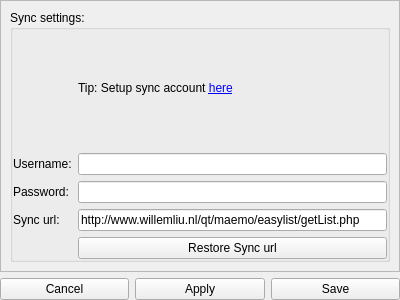
Qt form settingsform.ui (nxdefiant/easylist) before a commit.
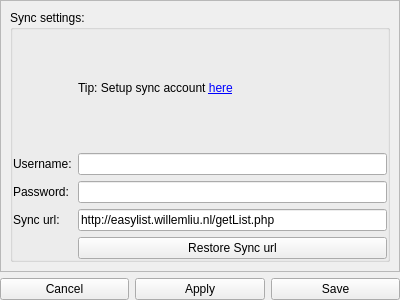
The same form after that commit.

Commit message: Changed default sync url.

The edit to the form file:
```diff
--- a/settingsform.ui
+++ b/settingsform.ui
@@ -79,7 +79,7 @@
               <item row="4" column="1">
                <widget class="QLineEdit" name="syncUrlLineEdit">
                 <property name="text">
-                 <string>http://www.willemliu.nl/qt/maemo/easylist/getList.php</string>
+                 <string>http://easylist.willemliu.nl/getList.php</string>
                 </property>
                </widget>
               </item>
```
Left out of the diff: 2 changed lines with no effect on the pictures.
